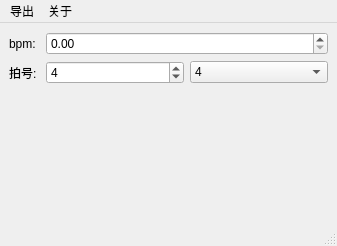
Vescrity/MeloNote, file workspace/editor.ui: the form before one commit.
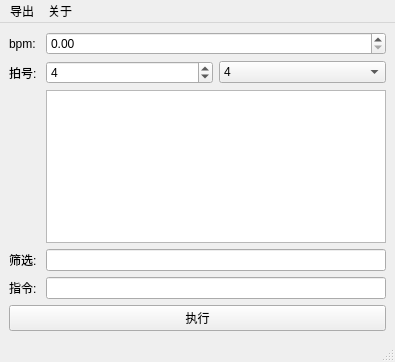
The form after the commit.

What changed in the file:
```diff
--- a/workspace/editor.ui
+++ b/workspace/editor.ui
@@ -6,8 +6,8 @@
    <rect>
     <x>0</x>
     <y>0</y>
-    <width>337</width>
-    <height>246</height>
+    <width>395</width>
+    <height>362</height>
    </rect>
   </property>
   <property name="windowTitle">
@@ -90,8 +90,38 @@
         </item>
        </layout>
       </item>
+      <item row="2" column="1">
+       <widget class="QTextBrowser" name="editorBrowser"/>
+      </item>
+      <item row="3" column="1">
+       <widget class="QLineEdit" name="patternEdit"/>
+      </item>
+      <item row="4" column="1">
+       <widget class="QLineEdit" name="commandEdit"/>
+      </item>
+      <item row="3" column="0">
+       <widget class="QLabel" name="label_3">
+        <property name="text">
+         <string>筛选: </string>
+        </property>
+       </widget>
+      </item>
+      <item row="4" column="0">
+       <widget class="QLabel" name="label_4">
+        <property name="text">
+         <string>指令: </string>
+        </property>
+       </widget>
+      </item>
      </layout>
     </item>
+    <item>
+     <widget class="QPushButton" name="executeButton">
+      <property name="text">
+       <string>执行</string>
+      </property>
+     </widget>
+    </item>
    </layout>
   </widget>
   <widget class="QMenuBar" name="menubar">
@@ -99,7 +129,7 @@
     <rect>
      <x>0</x>
      <y>0</y>
-     <width>337</width>
+     <width>395</width>
      <height>24</height>
     </rect>
    </property>
```
